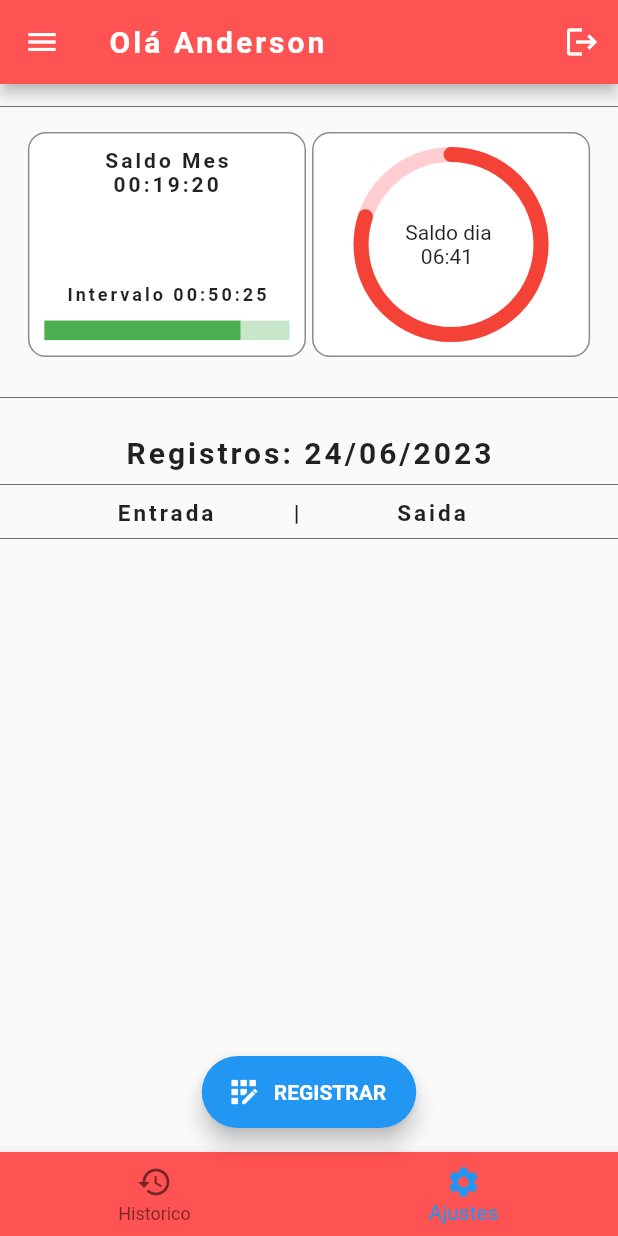
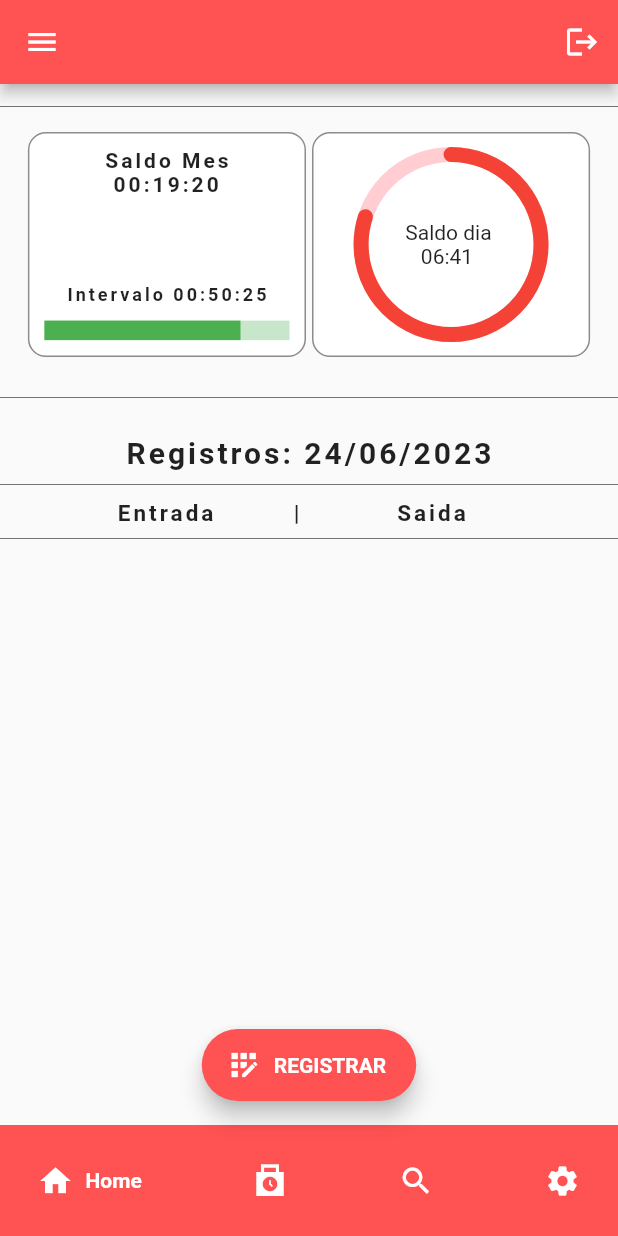
Before and after one commit to AndersonBenjamin/relogio_ponto, a Flutter app: the screen it shows once a user with an empty profile is signed in, in the side drawer, after a tap on the "logout" icon, on a phone screen of 412 x 824 dp. Run offline on Flutter 3.47's test engine with Material 2 defaults, Android fonts, the phone set to English and light mode, and no system bars; drawn by our look-alikes of google_nav_bar, percent_indicator; our stand-ins replace cloud_firestore, firebase_auth, firebase_core, google_sign_in; accounts and stored records are empty.

Commit message:
Funcoes externadas

```diff
--- /dev/null
+++ b/lib/const/constants.dart
@@ -0,0 +1,42 @@
+import 'package:firebase_auth/firebase_auth.dart';
+import 'package:flutter/material.dart';
+import 'package:google_nav_bar/google_nav_bar.dart';
+
+void signUserOut() {
+  FirebaseAuth.instance.signOut();
+}
+
+var myAppBar = AppBar(
+  backgroundColor: Colors.redAccent,
+  actions: const [
+    IconButton(
+      onPressed: signUserOut,
+      icon: Icon(Icons.logout),
+    ),
+  ],
+);
+
+var buttonNav = const GNav(
+  backgroundColor: Colors.redAccent,
+  color: Colors.white,
+  activeColor: Colors.white,
+  gap: 8,
+  tabs: [
+    GButton(
+      icon: Icons.home,
+      text: 'Home',
+    ),
+    GButton(
+      icon: Icons.punch_clock_sharp,
+      text: 'Registers',
+    ),
+    GButton(
+      icon: Icons.search,
+      text: 'Search',
+    ),
+    GButton(
+      icon: Icons.settings,
+      text: 'Search',
+    )
+  ],
+);
--- /dev/null
+++ b/lib/db/registers_db.dart
@@ -0,0 +1,46 @@
+import 'package:cloud_firestore/cloud_firestore.dart';
+import 'package:flutter/material.dart';
+import 'package:intl/intl.dart';
+
+import '../models/register.dart';
+
+class DataBase {
+  Future<dynamic> chekIn(
+      int id, String userId, String email, String tipo) async {
+    String now = DateFormat('yyyy-MM-dd HH:mm:ss').format(DateTime.now());
+
+    await FirebaseFirestore.instance.collection('registros').add({
+      'id': id,
+      'horario': now,
+      'id_user': userId,
+      'e_mail': email,
+      'tipo': tipo
+    });
+  }
+
+  Future getCheck(String userId) async {
+    RegisterProvider().resetRegister();
+
+    await FirebaseFirestore.instance
+        .collection('registros')
+        .where('id_user', isEqualTo: userId)
+        .orderBy('horario', descending: true)
+        .limit(10)
+        .get()
+        .then(
+          (snapshot) => snapshot.docs.forEach(
+            (element) {
+              Map<String, dynamic> data =
+                  element.data() as Map<String, dynamic>;
+              Register regs = Register(
+                horario: data['horario'].toString(),
+                userId: data['id_user'].toString(),
+                email: data['e_mail'].toString(),
+                tipo: data['tipo'].toString(),
+              );
+              RegisterProvider().updateRegister(regs);
+            },
+          ),
+        );
+  }
+}
--- a/lib/main.dart
+++ b/lib/main.dart
@@ -15,7 +15,7 @@ void main() async {
   runApp(
     ChangeNotifierProvider(
       create: (context) => RegisterProvider(),
-      child: MyApp(),
+      child: const MyApp(),
     ),
   );
 }
--- a/lib/models/register.dart
+++ b/lib/models/register.dart
@@ -18,9 +18,7 @@ class Register {
 List<Register> _reg = [];
 
 class RegisterProvider with ChangeNotifier {
-  //List<Register> _reg = [];
-
-  List<Register> get registerGet => _reg; //Get
+  List<Register> get registerGet => _reg;
 
   void updateRegister(Register reg) {
     _reg.add(reg);
--- a/lib/pages/home_page.dart
+++ b/lib/pages/home_page.dart
@@ -1,58 +1,29 @@
-import 'dart:math';
-
 import 'package:firebase_auth/firebase_auth.dart';
 import 'package:flutter/material.dart';
-import 'package:cloud_firestore/cloud_firestore.dart';
 import 'package:percent_indicator/circular_percent_indicator.dart';
 import 'package:percent_indicator/linear_percent_indicator.dart';
 import 'package:provider/provider.dart';
-import 'package:relogio_ponto/db/get_registers.dart';
+import 'package:relogio_ponto/db/registers_db.dart';
 import 'package:relogio_ponto/models/register.dart';
-import 'package:intl/intl.dart';
+import '../const/constants.dart';
 import '../drawerList.dart';
+import 'package:google_nav_bar/google_nav_bar.dart';
 
 class HomePage extends StatelessWidget {
   HomePage({super.key});
 
   final user = FirebaseAuth.instance.currentUser!;
-
   DataBase db = DataBase();
-
-  RegisterProvider registerInstance = RegisterProvider();
 
   String tipoRegistro = 'Entrada';
 
   int paginaAtual = 1;
   late PageController pc;
 
-  List<String> registros = [];
-  List<String> registrosEntrada = [];
-  List<String> registrosSaida = [];
-
-  void signUserOut() {
-    FirebaseAuth.instance.signOut();
-  }
-
   @override
   Widget build(BuildContext context) {
     return Scaffold(
-      appBar: AppBar(
-        title: const Text(
-          'Olá Anderson',
-          style: TextStyle(
-            letterSpacing: 2,
-            fontWeight: FontWeight.bold,
-            fontSize: 20,
-          ),
-        ),
-        backgroundColor: Colors.redAccent,
-        actions: [
-          IconButton(
-            onPressed: signUserOut,
-            icon: Icon(Icons.logout),
-          ),
-        ],
-      ),
+      appBar: myAppBar,
       drawer: NavigationDrawer(),
       body: Center(
         child: Column(
@@ -167,8 +138,6 @@ class HomePage extends StatelessWidget {
                         title: Text(Provider.of<RegisterProvider>(context)
                             .registerGet[index]
                             .horario),
-                        //title: GetRegistersIn(registers: registros[index]),
-                        //Provider.of<MyObjectProvider>(context);
                       );
                     },
                   );
@@ -181,9 +150,9 @@ class HomePage extends StatelessWidget {
       floatingActionButtonLocation: FloatingActionButtonLocation.centerFloat,
       floatingActionButton: FloatingActionButton.extended(
         onPressed: () {
-          db.getLastCheck(user.uid.toString());
           db.chekIn(1, user.uid.toString(), user.email.toString(), 'Entrada');
         },
+        backgroundColor: Colors.redAccent,
         icon: Icon(Icons.app_registration),
         label: const Text(
           'REGISTRAR',
@@ -193,98 +162,7 @@ class HomePage extends StatelessWidget {
           ),
         ),
       ),
-      bottomNavigationBar: BottomNavigationBar(
-        currentIndex: paginaAtual,
-        items: const [
-          BottomNavigationBarItem(
-              icon: Icon(Icons.history), label: 'Historico'),
-          BottomNavigationBarItem(icon: Icon(Icons.settings), label: 'Ajustes'),
-        ],
-        onTap: (pagina) {
-          pc.animateToPage(
-            pagina,
-            duration: Duration(milliseconds: 400),
-            curve: Curves.ease,
-          );
-        },
-        backgroundColor: Colors.redAccent,
-      ),
+      bottomNavigationBar: buttonNav,
     );
   }
 }
-
-class DataBase {
-  Future<dynamic> chekIn(
-      int id, String userId, String email, String tipo) async {
-    String sDateTimeNow =
-        DateFormat('yyyy-MM-dd HH:mm:ss').format(DateTime.now());
-    await FirebaseFirestore.instance.collection('registros').add({
-      'id': id,
-      'horario': sDateTimeNow,
-      'id_user': userId,
-      'e_mail': email,
-      'tipo': tipo
-    });
-  }
-
-  Future<String> getLastCheck(String userId) async {
-    List<String> LastCheck = [];
-    String tipoRegistro = '';
-
-    await FirebaseFirestore.instance
-        .collection('registros')
-        .where('id_user', isEqualTo: userId)
-        .orderBy('horario', descending: true)
-        .limit(1)
-        .get()
-        .then(
-          (snapshot) => snapshot.docs.forEach(
-            (element) {
-              LastCheck.add(element.reference.id);
-
-              Map<String, dynamic> data =
-                  element.data() as Map<String, dynamic>;
-              DateTime PrimeiroRegistro = DateTime.parse(data['horario']);
-              tipoRegistro = (data['tipo'] == 'Entrada') ? 'Saida' : 'Entrada';
-            },
-          ),
-        );
-
-    return tipoRegistro; // Add the return statement here
-  }
-
-  Future<List<String>> getCheck(String userId) async {
-    List<String> registros = [];
-    List<String> registrosEntrada = [];
-    List<String> registrosSaida = [];
-    DateTime now = DateTime.now();
-
-    RegisterProvider().resetRegister();
-
-    await FirebaseFirestore.instance
-        .collection('registros')
-        .where('id_user', isEqualTo: userId)
-        .orderBy('horario', descending: true)
-        .limit(4)
-        .get()
-        .then(
-          (snapshot) => snapshot.docs.forEach((element) {
-            registros.add(element.reference.id);
-            Map<String, dynamic> data = element.data() as Map<String, dynamic>;
-
-            String tipo = data['tipo'];
-            String email = data['e_mail'];
-            String userId = data['id_user'];
-            String horario = data['horario'];
-
-            Register regs = new Register(
-                horario: horario, userId: userId, email: email, tipo: tipo);
-
-            //regTemp(horario: horario, userId: userId, email: email, tipo: tipo);
-
-            RegisterProvider().updateRegister(regs);
-          }),
-        );
-    return registros;
-  }
-}
--- a/pubspec.yaml
+++ b/pubspec.yaml
@@ -34,6 +34,7 @@ dependencies:
   firebase_core: ^2.9.0
   provider: ^6.0.0
   percent_indicator: ^3.4.0
+  google_nav_bar: ^5.0.6
 
   # The following adds the Cupertino Icons font to your application.
   # Use with the CupertinoIcons class for iOS style icons.
```
Also changed, not shown: lib/db/get_registers.dart (deleted, +0 -60 lines), pubspec.lock.
